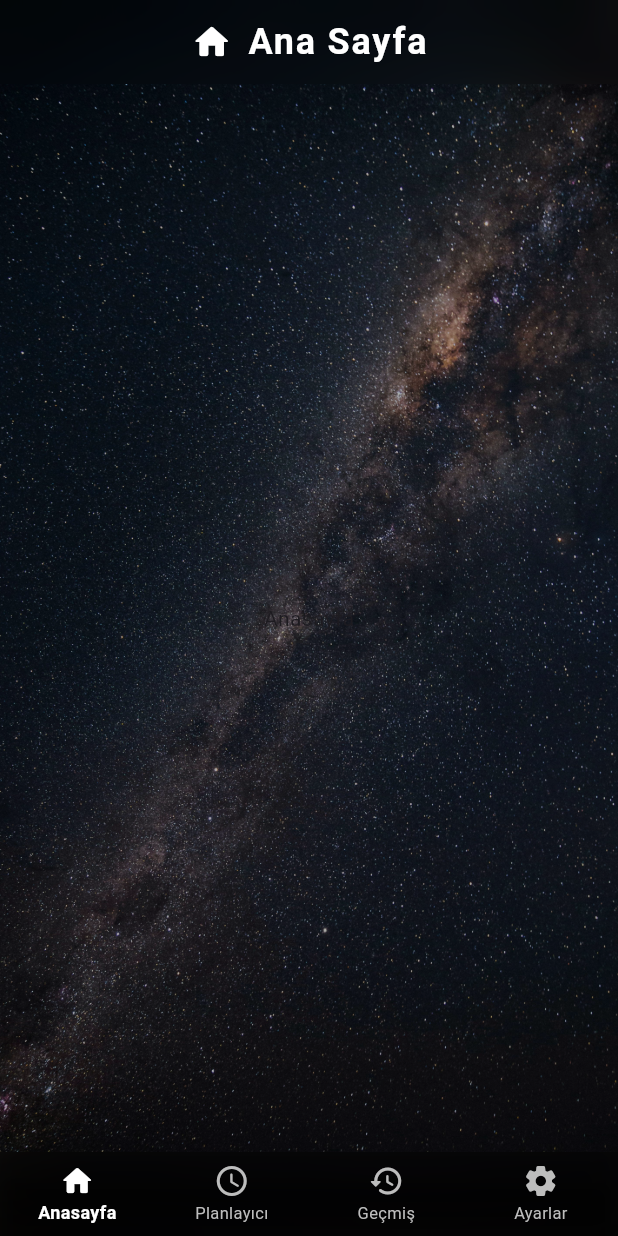
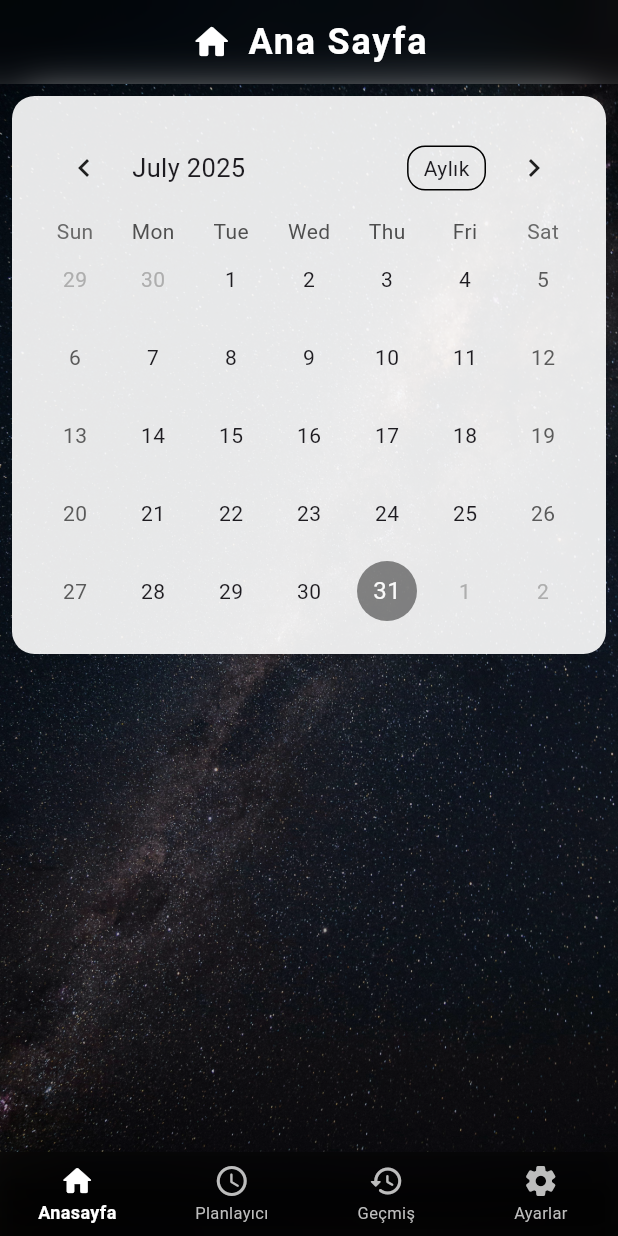
Before and after one commit to BurakYucelPY/WhatsAppBot, a Flutter app: the screen it shows after launch, on a phone screen of 412 x 824 dp. Run offline on Flutter 3.47's test engine with Material 3 defaults, Android fonts, the phone set to English and light mode, and no system bars; drawn by our look-alikes of table_calendar; our stand-ins replace go_router.

Commit message:
Add and customize TableCalendar widget

```diff
--- a/lib/screens/anasayfa/anasayfa.dart
+++ b/lib/screens/anasayfa/anasayfa.dart
@@ -1,5 +1,28 @@
 import 'package:flutter/material.dart';
+import 'package:provider/provider.dart';
+import 'package:table_calendar/table_calendar.dart';
 import 'anasayfa_view.dart';
+
+class CalendarProvider extends ChangeNotifier {
+  DateTime _focusedDay = DateTime.now();
+  DateTime? _selectedDay;
+  CalendarFormat _calendarFormat = CalendarFormat.month;
+
+  DateTime get focusedDay => _focusedDay;
+  DateTime? get selectedDay => _selectedDay;
+  CalendarFormat get calendarFormat => _calendarFormat;
+
+  void selectDay(DateTime selectedDay, DateTime focusedDay) {
+    _selectedDay = selectedDay;
+    _focusedDay = focusedDay;
+    notifyListeners();
+  }
+
+  void changeFormat(CalendarFormat format) {
+    _calendarFormat = format;
+    notifyListeners();
+  }
+}
 
 class AnasayfaScreen extends StatefulWidget {
   const AnasayfaScreen({super.key});
@@ -11,6 +34,9 @@ class AnasayfaScreen extends StatefulWidget {
 class _AnasayfaScreenState extends State<AnasayfaScreen> {
   @override
   Widget build(BuildContext context) {
-    return const AnasayfaView();
+    return ChangeNotifierProvider(
+      create: (context) => CalendarProvider(),
+      child: const AnasayfaView(),
+    );
   }
 }
--- a/lib/screens/anasayfa/anasayfa_view.dart
+++ b/lib/screens/anasayfa/anasayfa_view.dart
@@ -1,8 +1,12 @@
 import 'package:flutter/material.dart';
+import 'package:table_calendar/table_calendar.dart';
+import 'package:provider/provider.dart';
 import 'dart:ui';
+import 'anasayfa.dart';
 
 class AnasayfaView extends StatelessWidget {
   const AnasayfaView({super.key});
+
   @override
   Widget build(BuildContext context) {
     return Scaffold(
@@ -42,8 +46,44 @@ class AnasayfaView extends StatelessWidget {
         ),
       ),
       backgroundColor: Colors.transparent,
-      body: const Center(
-        child: Text('Anasayfa'),
+      body: Consumer<CalendarProvider>(
+        builder: (context, provider, child) {
+          return Padding(
+            padding: const EdgeInsets.all(8.0),
+            child: Container(
+              decoration: BoxDecoration(
+                color: Colors.white.withOpacity(0.9),
+                borderRadius: BorderRadius.circular(15),
+              ),
+              padding: const EdgeInsets.all(16.0),
+              child: TableCalendar(
+                firstDay: DateTime.utc(2020, 1, 1),
+                lastDay: DateTime.utc(2030, 12, 31),
+                focusedDay: provider.focusedDay,
+                calendarFormat: provider.calendarFormat,
+                onFormatChanged: provider.changeFormat,
+                selectedDayPredicate: (day) =>
+                    isSameDay(provider.selectedDay, day),
+                onDaySelected: provider.selectDay,
+                availableCalendarFormats: const {
+                  CalendarFormat.month: 'Haftalık',
+                  CalendarFormat.twoWeeks: 'Aylık',
+                  CalendarFormat.week: 'İki Haftalık',
+                },
+                calendarStyle: const CalendarStyle(
+                  todayDecoration: BoxDecoration(
+                    color: Colors.black45,
+                    shape: BoxShape.circle,
+                  ),
+                  selectedDecoration: BoxDecoration(
+                    color: Colors.red,
+                    shape: BoxShape.circle,
+                  ),
+                ),
+              ),
+            ),
+          );
+        },
       ),
     );
   }
--- a/pubspec.yaml
+++ b/pubspec.yaml
@@ -11,6 +11,7 @@ dependencies:
     sdk: flutter
   go_router: ^14.2.7
   provider: ^6.1.1
+  table_calendar: ^3.0.9
 
 dev_dependencies:
   flutter_test:
```
Also changed, not shown: pubspec.lock.
